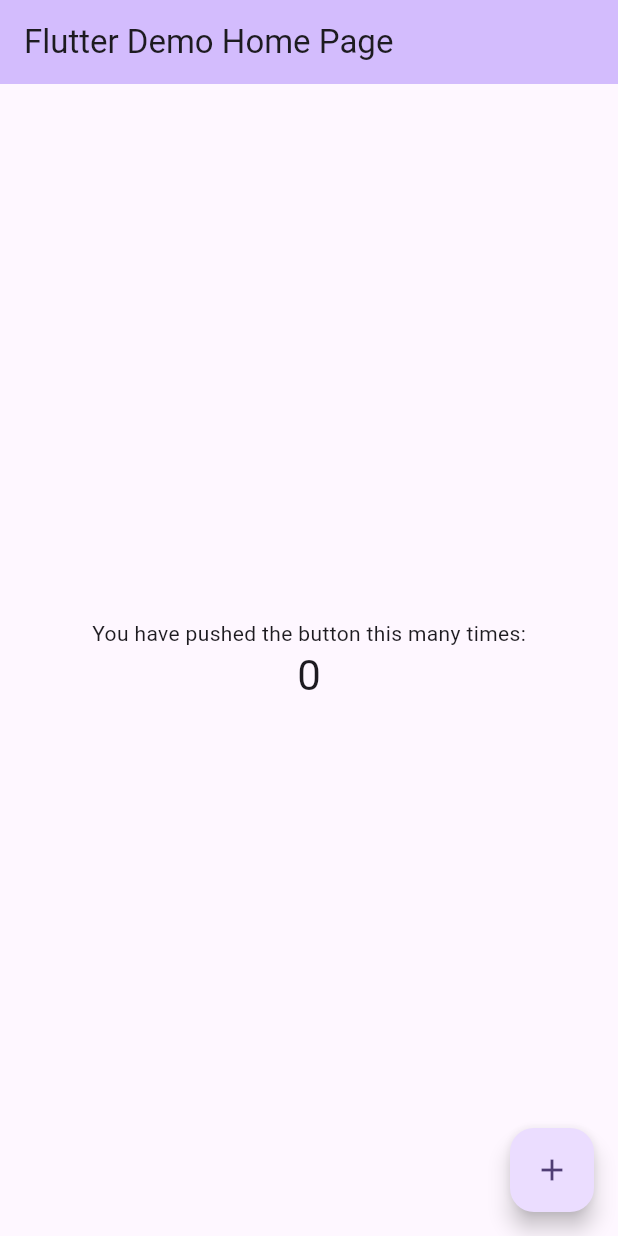
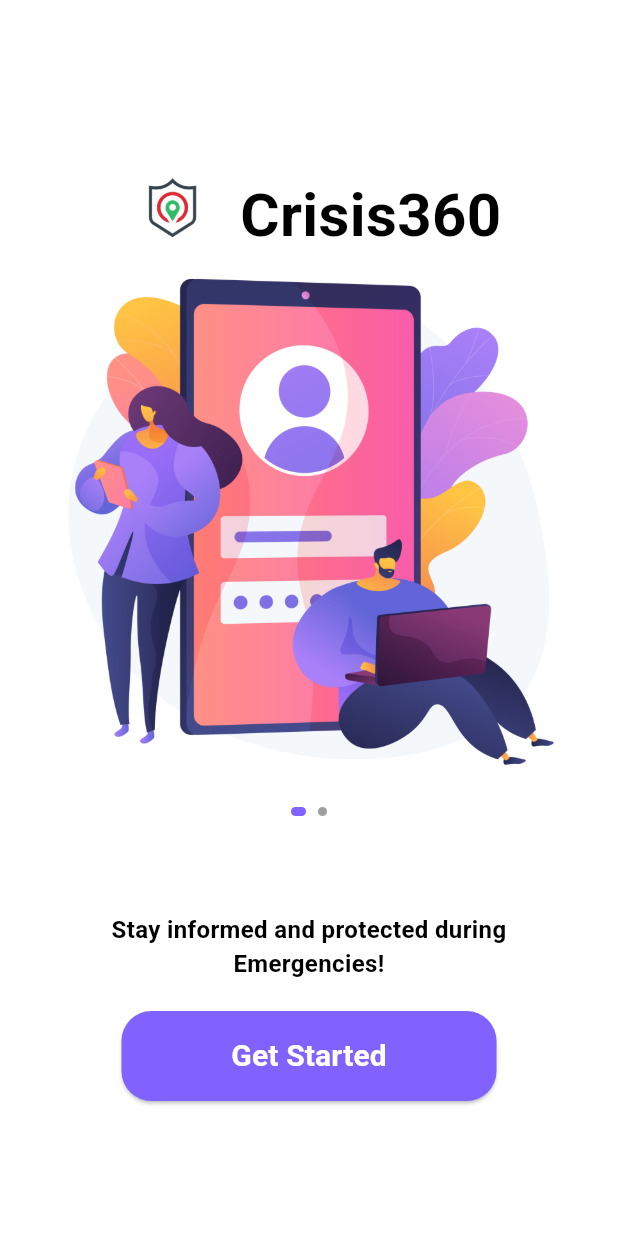
Before and after one commit to dileepa-dev/crisis360-app, a Flutter app: the screen it shows after launch, on a phone screen of 412 x 824 dp. Run offline on Flutter 3.47's test engine with Material 3 defaults, Android fonts, the phone set to English and light mode, and no system bars; drawn by our look-alikes of carousel_slider.

Commit message:
Added the get started page code

```diff
--- /dev/null
+++ b/lib/features/welcome/welcome.dart
@@ -0,0 +1,181 @@
+import 'package:flutter/material.dart';
+import 'package:carousel_slider/carousel_slider.dart';
+
+class Welcome extends StatelessWidget {
+  const Welcome({super.key});
+
+  @override
+  Widget build(BuildContext context) {
+    return Scaffold(
+      body: Container(
+        width: double.infinity,
+        height: MediaQuery.of(context).size.height,
+        color: Colors.white,
+        child: Center(
+          child: Stack(
+            children: const [
+              LogoAndTitle(),
+              ImageCarousel(),
+              GetStartedButton(),
+            ],
+          ),
+        ),
+      ),
+    );
+  }
+}
+
+/* ---------------- LOGO + TITLE ---------------- */
+
+class LogoAndTitle extends StatelessWidget {
+  const LogoAndTitle({super.key});
+
+  @override
+  Widget build(BuildContext context) {
+    return Positioned(
+      top: MediaQuery.of(context).size.height * 0.12,
+      left: MediaQuery.of(context).size.width * 0.17,
+      child: Row(
+        crossAxisAlignment: CrossAxisAlignment.center,
+        children: [
+          Image.asset(
+            'assets/logo/logo.png',
+            width: 90,
+          ),
+          const Text(
+            'Crisis360',
+            style: TextStyle(
+              fontSize: 40,
+              fontWeight: FontWeight.bold,
+              color: Colors.black,
+            ),
+          ),
+        ],
+      ),
+    );
+  }
+}
+
+/* ---------------- IMAGE CAROUSEL ---------------- */
+
+class ImageCarousel extends StatefulWidget {
+  const ImageCarousel({super.key});
+
+  @override
+  State<ImageCarousel> createState() => _ImageCarouselState();
+}
+
+class _ImageCarouselState extends State<ImageCarousel> {
+  int _currentIndex = 0;
+
+  final List<String> imageList = [
+    'assets/images/welcome_image_1.jpg',
+    'assets/images/welcome_image_2.jpg',
+  ];
+
+  @override
+  Widget build(BuildContext context) {
+    return Positioned(
+      bottom: 280,
+      left: 0,
+      right: 0,
+      child: Column(
+        children: [
+          CarouselSlider(
+            options: CarouselOptions(
+              height: 350,
+              viewportFraction: 1,
+              autoPlay: true,
+              onPageChanged: (index, _) {
+                setState(() {
+                  _currentIndex = index;
+                });
+              },
+            ),
+            items: imageList.map((path) {
+              return Image.asset(
+                path,
+                width: double.infinity,
+                fit: BoxFit.cover,
+              );
+            }).toList(),
+          ),
+
+          const SizedBox(height: 12),
+
+          Row(
+            mainAxisAlignment: MainAxisAlignment.center,
+            children: imageList.asMap().entries.map((entry) {
+              return Container(
+                width: _currentIndex == entry.key ? 10 : 6,
+                height: 6,
+                margin: const EdgeInsets.symmetric(horizontal: 4),
+                decoration: BoxDecoration(
+                  color: _currentIndex == entry.key
+                      ? const Color(0xFF8162FF)
+                      : Colors.grey,
+                  borderRadius: BorderRadius.circular(3),
+                ),
+              );
+            }).toList(),
+          ),
+        ],
+      ),
+    );
+  }
+}
+
+/* ---------------- GET STARTED BUTTON ---------------- */
+
+class GetStartedButton extends StatelessWidget {
+  const GetStartedButton({super.key});
+
+  @override
+  Widget build(BuildContext context) {
+    return Positioned(
+      bottom: 90,
+      left: 40,
+      right: 40,
+      child: Column(
+        mainAxisSize: MainAxisSize.min,
+        children: [
+          const Text(
+            'Stay informed and protected during Emergencies!',
+            style: TextStyle(
+              fontSize: 16,
+              fontWeight: FontWeight.bold,
+              color: Colors.black,
+            ),
+            textAlign: TextAlign.center,
+          ),
+
+          const SizedBox(height: 20),
+
+          SizedBox(
+            width: 250,
+            height: 60,
+            child: ElevatedButton(
+              onPressed: () {
+                Navigator.pushNamed(context, '/login');
+              },
+              style: ElevatedButton.styleFrom(
+                backgroundColor: const Color(0xFF8162FF),
+                shape: RoundedRectangleBorder(
+                  borderRadius: BorderRadius.circular(20),
+                ),
+              ),
+              child: const Text(
+                'Get Started',
+                style: TextStyle(
+                  fontSize: 20,
+                  fontWeight: FontWeight.bold,
+                  color: Colors.white,
+                ),
+              ),
+            ),
+          ),
+        ],
+      ),
+    );
+  }
+}
--- a/lib/main.dart
+++ b/lib/main.dart
@@ -1,122 +1,32 @@
 import 'package:flutter/material.dart';
 
+import 'features/welcome/welcome.dart';
+
 void main() {
-  runApp(const MyApp());
+  runApp(const Crisis360App());
 }
 
-class MyApp extends StatelessWidget {
-  const MyApp({super.key});
+class Crisis360App extends StatelessWidget {
+  const Crisis360App({super.key});
 
-  // This widget is the root of your application.
   @override
   Widget build(BuildContext context) {
     return MaterialApp(
-      title: 'Flutter Demo',
+      title: 'Smart Stock',
       theme: ThemeData(
-        // This is the theme of your application.
-        //
-        // TRY THIS: Try running your application with "flutter run". You'll see
-        // the application has a purple toolbar. Then, without quitting the app,
-        // try changing the seedColor in the colorScheme below to Colors.green
-        // and then invoke "hot reload" (save your changes or press the "hot
-        // reload" button in a Flutter-supported IDE, or press "r" if you used
-        // the command line to start the app).
-        //
-        // Notice that the counter didn't reset back to zero; the application
-        // state is not lost during the reload. To reset the state, use hot
-        // restart instead.
-        //
-        // This works for code too, not just values: Most code changes can be
-        // tested with just a hot reload.
-        colorScheme: .fromSeed(seedColor: Colors.deepPurple),
+        fontFamily: 'Roboto',
       ),
-      home: const MyHomePage(title: 'Flutter Demo Home Page'),
+      home: const Welcome(),
+      debugShowCheckedModeBanner: false,
+      routes: {
+        // '/navbar': (context) => const NavigationMenu(),
+        // '/login': (context) => const Login(),
+        // '/dashboard': (context) => const Dashboard(),
+        // '/profile': (context) => const Profile(),
+        // '/products': (context) => const Products(),
+        // '/suppliers': (context) => const Suppliers(),
+        // '/add': (context) => const AddItems(),
+      },
     );
   }
 }
-
-class MyHomePage extends StatefulWidget {
-  const MyHomePage({super.key, required this.title});
-
-  // This widget is the home page of your application. It is stateful, meaning
-  // that it has a State object (defined below) that contains fields that affect
-  // how it looks.
-
-  // This class is the configuration for the state. It holds the values (in this
-  // case the title) provided by the parent (in this case the App widget) and
-  // used by the build method of the State. Fields in a Widget subclass are
-  // always marked "final".
-
-  final String title;
-
-  @override
-  State<MyHomePage> createState() => _MyHomePageState();
-}
-
-class _MyHomePageState extends State<MyHomePage> {
-  int _counter = 0;
-
-  void _incrementCounter() {
-    setState(() {
-      // This call to setState tells the Flutter framework that something has
-      // changed in this State, which causes it to rerun the build method below
-      // so that the display can reflect the updated values. If we changed
-      // _counter without calling setState(), then the build method would not be
-      // called again, and so nothing would appear to happen.
-      _counter++;
-    });
-  }
-
-  @override
-  Widget build(BuildContext context) {
-    // This method is rerun every time setState is called, for instance as done
-    // by the _incrementCounter method above.
-    //
-    // The Flutter framework has been optimized to make rerunning build methods
-    // fast, so that you can just rebuild anything that needs updating rather
-    // than having to individually change instances of widgets.
-    return Scaffold(
-      appBar: AppBar(
-        // TRY THIS: Try changing the color here to a specific color (to
-        // Colors.amber, perhaps?) and trigger a hot reload to see the AppBar
-        // change color while the other colors stay the same.
-        backgroundColor: Theme.of(context).colorScheme.inversePrimary,
-        // Here we take the value from the MyHomePage object that was created by
-        // the App.build method, and use it to set our appbar title.
-        title: Text(widget.title),
-      ),
-      body: Center(
-        // Center is a layout widget. It takes a single child and positions it
-        // in the middle of the parent.
-        child: Column(
-          // Column is also a layout widget. It takes a list of children and
-          // arranges them vertically. By default, it sizes itself to fit its
-          // children horizontally, and tries to be as tall as its parent.
-          //
-          // Column has various properties to control how it sizes itself and
-          // how it positions its children. Here we use mainAxisAlignment to
-          // center the children vertically; the main axis here is the vertical
-          // axis because Columns are vertical (the cross axis would be
-          // horizontal).
-          //
-          // TRY THIS: Invoke "debug painting" (choose the "Toggle Debug Paint"
-          // action in the IDE, or press "p" in the console), to see the
-          // wireframe for each widget.
-          mainAxisAlignment: .center,
-          children: [
-            const Text('You have pushed the button this many times:'),
-            Text(
-              '$_counter',
-              style: Theme.of(context).textTheme.headlineMedium,
-            ),
-          ],
-        ),
-      ),
-      floatingActionButton: FloatingActionButton(
-        onPressed: _incrementCounter,
-        tooltip: 'Increment',
-        child: const Icon(Icons.add),
-      ),
-    );
-  }
-}
```
Also changed, not shown: pubspec.yaml (+13 -62 lines), assets/fonts/Roboto-Italic-VariableFont_wdth,wght.ttf (added), assets/fonts/Roboto-VariableFont_wdth,wght.ttf (added), assets/images/welcome_image_1.jpg (added), assets/images/welcome_image_2.jpg (added), assets/logo/logo.png (added), lib/features/welcome/welcome_controller.dart (added), pubspec.lock, 1 other file.
